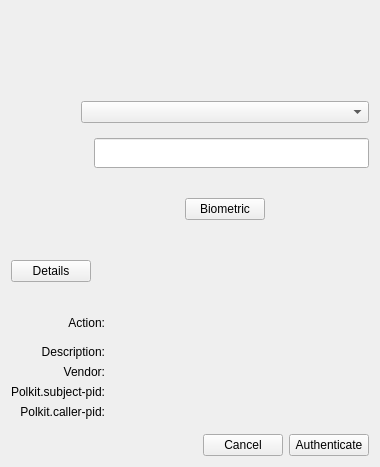
First picture: the form in polkit-agent/src/mainwindow.ui, repository ukui/ukui-biometric-manager, before the edit.
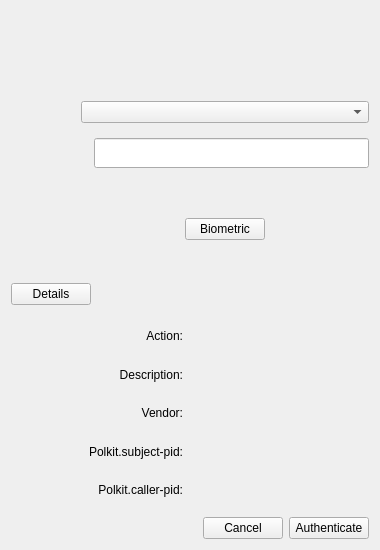
Second picture: the form after the edit.

Commit message: Fix the problem of incomplete display of the detailed page

```diff
--- a/polkit-agent/src/mainwindow.ui
+++ b/polkit-agent/src/mainwindow.ui
@@ -7,7 +7,7 @@
     <x>0</x>
     <y>0</y>
     <width>380</width>
-    <height>467</height>
+    <height>550</height>
    </rect>
   </property>
   <property name="sizePolicy">
@@ -85,7 +85,7 @@
        <property name="minimumSize">
         <size>
          <width>0</width>
-         <height>100</height>
+         <height>120</height>
         </size>
        </property>
        <layout class="QVBoxLayout" name="verticalLayout">
@@ -116,6 +116,18 @@
           </item>
           <item row="1" column="1">
            <widget class="QLabel" name="lblMessage">
+            <property name="minimumSize">
+             <size>
+              <width>0</width>
+              <height>30</height>
+             </size>
+            </property>
+            <property name="maximumSize">
+             <size>
+              <width>16777215</width>
+              <height>30</height>
+             </size>
+            </property>
             <property name="text">
              <string/>
             </property>
@@ -213,7 +225,7 @@
    <item>
     <widget class="QWidget" name="widgetDetails" native="true">
      <property name="sizePolicy">
-      <sizepolicy hsizetype="Preferred" vsizetype="Fixed">
+      <sizepolicy hsizetype="Preferred" vsizetype="Preferred">
        <horstretch>0</horstretch>
        <verstretch>0</verstretch>
       </sizepolicy>
@@ -221,44 +233,37 @@
      <property name="minimumSize">
       <size>
        <width>0</width>
-       <height>140</height>
+       <height>200</height>
       </size>
      </property>
      <property name="maximumSize">
       <size>
        <width>16777215</width>
-       <height>140</height>
+       <height>200</height>
       </size>
      </property>
      <layout class="QGridLayout" name="gridLayout_4">
       <property name="leftMargin">
        <number>0</number>
       </property>
+      <property name="bottomMargin">
+       <number>5</number>
+      </property>
       <item row="0" column="0">
-       <layout class="QGridLayout" name="gridLayout_3">
+       <layout class="QGridLayout" name="gridLayout_3" rowstretch="1,1,1,1,1" columnstretch="0,0">
+        <property name="sizeConstraint">
+         <enum>QLayout::SetDefaultConstraint</enum>
+        </property>
         <property name="topMargin">
-         <number>10</number>
+         <number>0</number>
         </property>
-        <item row="3" column="0">
-         <widget class="QLabel" name="label_15">
-          <property name="maximumSize">
-           <size>
-            <width>125</width>
-            <height>16777215</height>
-           </size>
-          </property>
-          <property name="text">
-           <string>Polkit.subject-pid:</string>
-          </property>
-          <property name="alignment">
-           <set>Qt::AlignRight|Qt::AlignTrailing|Qt::AlignVCenter</set>
-          </property>
-         </widget>
-        </item>
+        <property name="spacing">
+         <number>6</number>
+        </property>
         <item row="3" column="1">
          <widget class="QLabel" name="lblSubjectPid">
           <property name="sizePolicy">
-           <sizepolicy hsizetype="Expanding" vsizetype="Preferred">
+           <sizepolicy hsizetype="Preferred" vsizetype="Preferred">
             <horstretch>0</horstretch>
             <verstretch>0</verstretch>
            </sizepolicy>
@@ -281,7 +286,7 @@
         <item row="0" column="1">
          <widget class="QLabel" name="lblActionId">
           <property name="sizePolicy">
-           <sizepolicy hsizetype="Expanding" vsizetype="Expanding">
+           <sizepolicy hsizetype="Preferred" vsizetype="Preferred">
             <horstretch>0</horstretch>
             <verstretch>0</verstretch>
            </sizepolicy>
@@ -297,7 +302,7 @@
         <item row="1" column="1">
          <widget class="QLabel" name="lblActionDesc">
           <property name="sizePolicy">
-           <sizepolicy hsizetype="Expanding" vsizetype="Preferred">
+           <sizepolicy hsizetype="Preferred" vsizetype="Preferred">
             <horstretch>0</horstretch>
             <verstretch>0</verstretch>
            </sizepolicy>
@@ -313,7 +318,7 @@
         <item row="2" column="1">
          <widget class="QLabel" name="lblVendor">
           <property name="sizePolicy">
-           <sizepolicy hsizetype="Expanding" vsizetype="Preferred">
+           <sizepolicy hsizetype="Preferred" vsizetype="Preferred">
             <horstretch>0</horstretch>
             <verstretch>0</verstretch>
            </sizepolicy>
@@ -349,7 +354,7 @@
         <item row="4" column="1">
          <widget class="QLabel" name="lblCallerPid">
           <property name="sizePolicy">
-           <sizepolicy hsizetype="Expanding" vsizetype="Preferred">
+           <sizepolicy hsizetype="Preferred" vsizetype="Preferred">
             <horstretch>0</horstretch>
             <verstretch>0</verstretch>
            </sizepolicy>
@@ -361,8 +366,30 @@
         </item>
         <item row="0" column="0">
          <widget class="QLabel" name="label">
+          <property name="sizePolicy">
+           <sizepolicy hsizetype="Preferred" vsizetype="Preferred">
+            <horstretch>0</horstretch>
+            <verstretch>0</verstretch>
+           </sizepolicy>
+          </property>
           <property name="text">
            <string>Action:</string>
+          </property>
+          <property name="scaledContents">
+           <bool>true</bool>
+          </property>
+          <property name="alignment">
+           <set>Qt::AlignRight|Qt::AlignTrailing|Qt::AlignVCenter</set>
+          </property>
+         </widget>
+        </item>
+        <item row="3" column="0">
+         <widget class="QLabel" name="label_15">
+          <property name="text">
+           <string>Polkit.subject-pid:</string>
+          </property>
+          <property name="scaledContents">
+           <bool>true</bool>
           </property>
           <property name="alignment">
            <set>Qt::AlignRight|Qt::AlignTrailing|Qt::AlignVCenter</set>
```
Left out of the diff: 24 changed lines with no effect on the pictures.
